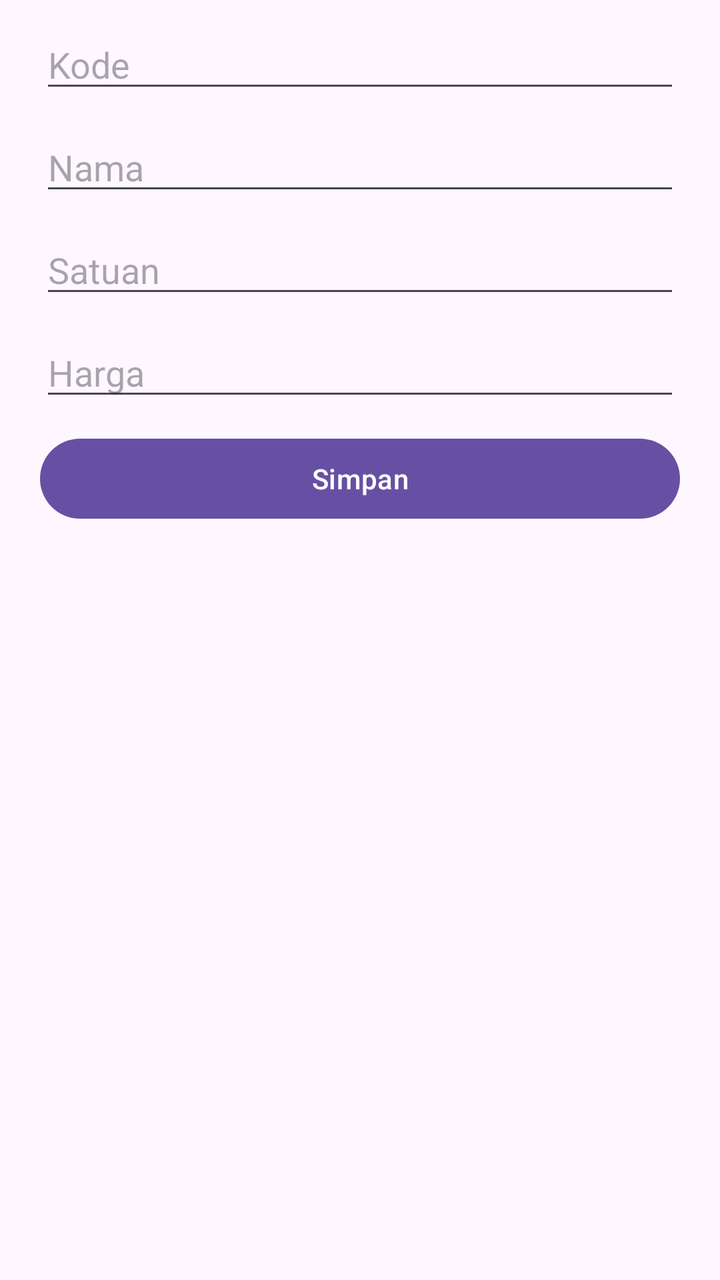
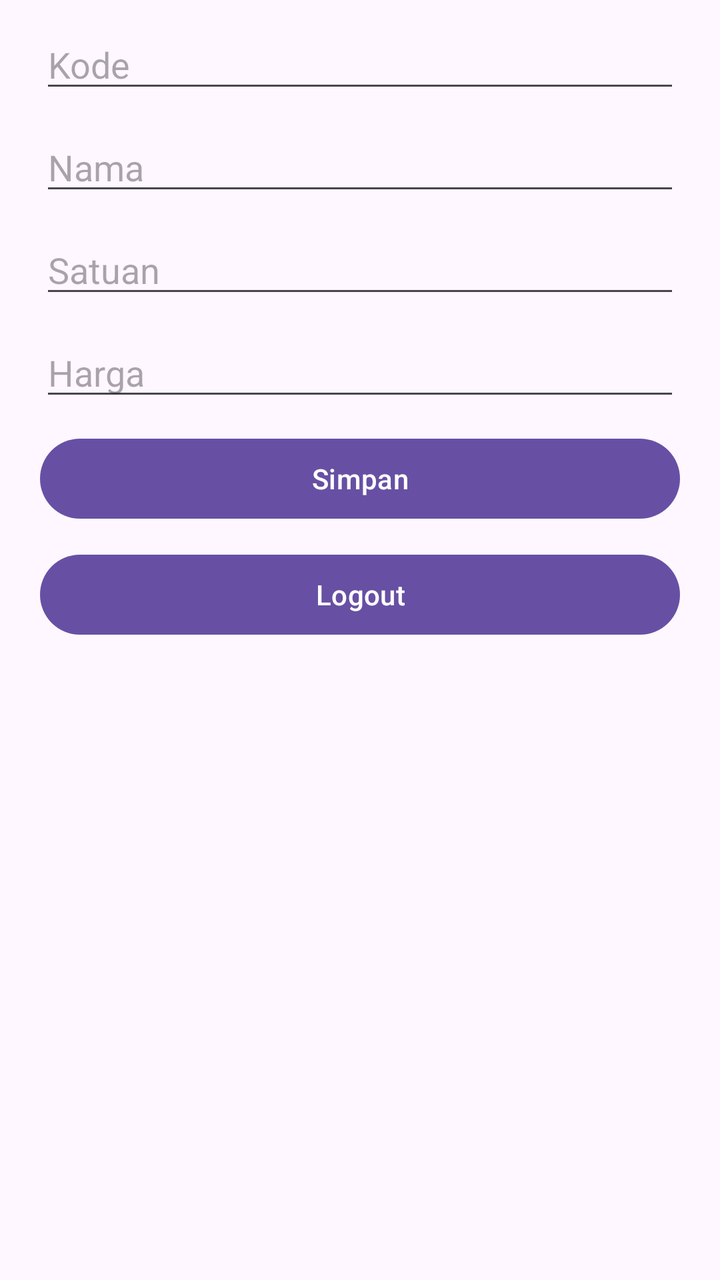

Before-and-after screenshots of an Android layout around one commit, followed by the original layout XML and the change that was made.
<!-- AndroidManifest.xml: application theme Theme.Latihan01 -->
<!-- res/layout/activity_main.xml -->
<?xml version="1.0" encoding="utf-8"?>
<androidx.constraintlayout.widget.ConstraintLayout
    xmlns:android="http://schemas.android.com/apk/res/android"
    xmlns:app="http://schemas.android.com/apk/res-auto"
    xmlns:tools="http://schemas.android.com/tools"
    android:id="@+id/main"
    android:layout_width="match_parent"
    android:layout_height="match_parent"
    tools:context=".MainActivity">

    
    <EditText
        android:id="@+id/etKode"
        android:layout_width="match_parent"
        android:layout_height="wrap_content"
        android:layout_marginStart="20dp"
        android:layout_marginTop="10dp"
        android:layout_marginEnd="20dp"
        android:hint="Kode"
        app:layout_constraintEnd_toEndOf="parent"
        app:layout_constraintStart_toStartOf="parent"
        app:layout_constraintTop_toTopOf="parent" />

    <EditText
        android:id="@+id/etNama"
        android:layout_width="match_parent"
        android:layout_height="wrap_content"
        android:layout_marginStart="20dp"
        android:layout_marginTop="10dp"
        android:layout_marginEnd="20dp"
        android:hint="Nama"
        app:layout_constraintEnd_toEndOf="parent"
        app:layout_constraintStart_toStartOf="parent"
        app:layout_constraintTop_toBottomOf="@+id/etKode" />

    <EditText
        android:id="@+id/etSatuan"
        android:layout_width="match_parent"
        android:layout_height="wrap_content"
        android:layout_marginStart="20dp"
        android:layout_marginTop="10dp"
        android:layout_marginEnd="20dp"
        android:hint="Satuan"
        app:layout_constraintEnd_toEndOf="parent"
        app:layout_constraintStart_toStartOf="parent"
        app:layout_constraintTop_toBottomOf="@+id/etNama" />

    <EditText
        android:id="@+id/etHarga"
        android:layout_width="match_parent"
        android:layout_height="wrap_content"
        android:layout_marginStart="20dp"
        android:layout_marginTop="10dp"
        android:layout_marginEnd="20dp"
        android:hint="Harga"
        android:inputType="number"
        app:layout_constraintEnd_toEndOf="parent"
        app:layout_constraintStart_toStartOf="parent"
        app:layout_constraintTop_toBottomOf="@+id/etSatuan" />

    <Button
        android:id="@+id/btnSave"
        android:layout_width="match_parent"
        android:layout_height="wrap_content"
        android:layout_marginStart="20dp"
        android:layout_marginTop="10dp"
        android:layout_marginEnd="20dp"
        android:text="Simpan"
        app:layout_constraintEnd_toEndOf="parent"
        app:layout_constraintStart_toStartOf="parent"
        app:layout_constraintTop_toBottomOf="@+id/etHarga" />

    
    <androidx.recyclerview.widget.RecyclerView
        android:id="@+id/recyclerView"
        android:layout_width="0dp"
        android:layout_height="0dp"
        android:layout_marginStart="20dp"
        android:layout_marginTop="10dp"
        android:layout_marginEnd="20dp"
        android:layout_marginBottom="20dp"
        app:layout_constraintBottom_toBottomOf="parent"
        app:layout_constraintEnd_toEndOf="parent"
        app:layout_constraintStart_toStartOf="parent"
        app:layout_constraintTop_toBottomOf="@+id/btnSave" />

</androidx.constraintlayout.widget.ConstraintLayout>
<!-- resources referenced by this layout -->
<resources>
  <style name="Theme.Latihan01" parent="Base.Theme.Latihan01" />
  <style name="Base.Theme.Latihan01" parent="Theme.Material3.DayNight.NoActionBar">
          
          
      </style>
</resources>

<!-- the commit's change to res/layout/activity_main.xml (unified diff, before → after) -->
@@ -7,6 +7,8 @@
     android:layout_width="match_parent"
     android:layout_height="match_parent"
     tools:context=".MainActivity">
+
+
 
     
     <EditText
@@ -70,6 +72,18 @@
         app:layout_constraintStart_toStartOf="parent"
         app:layout_constraintTop_toBottomOf="@+id/etHarga" />
 
+    <Button
+        android:id="@+id/btnLogout"
+        android:layout_width="match_parent"
+        android:layout_height="wrap_content"
+        android:layout_marginStart="20dp"
+        android:layout_marginTop="10dp"
+        android:layout_marginEnd="20dp"
+        android:text="Logout"
+        app:layout_constraintEnd_toEndOf="parent"
+        app:layout_constraintStart_toStartOf="parent"
+        app:layout_constraintTop_toBottomOf="@+id/btnSave" />
+
     
     <androidx.recyclerview.widget.RecyclerView
         android:id="@+id/recyclerView"
@@ -82,6 +96,6 @@
         app:layout_constraintBottom_toBottomOf="parent"
         app:layout_constraintEnd_toEndOf="parent"
         app:layout_constraintStart_toStartOf="parent"
-        app:layout_constraintTop_toBottomOf="@+id/btnSave" />
+        app:layout_constraintTop_toBottomOf="@+id/btnLogout" />
 
 </androidx.constraintlayout.widget.ConstraintLayout>
